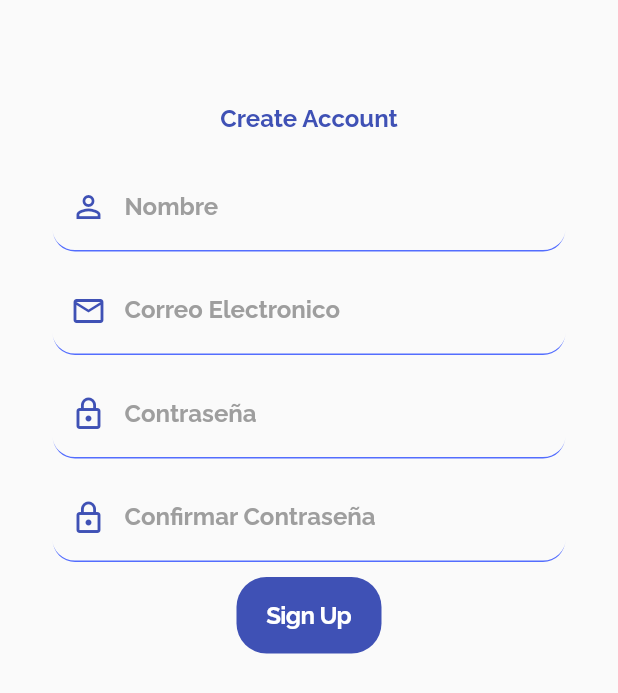
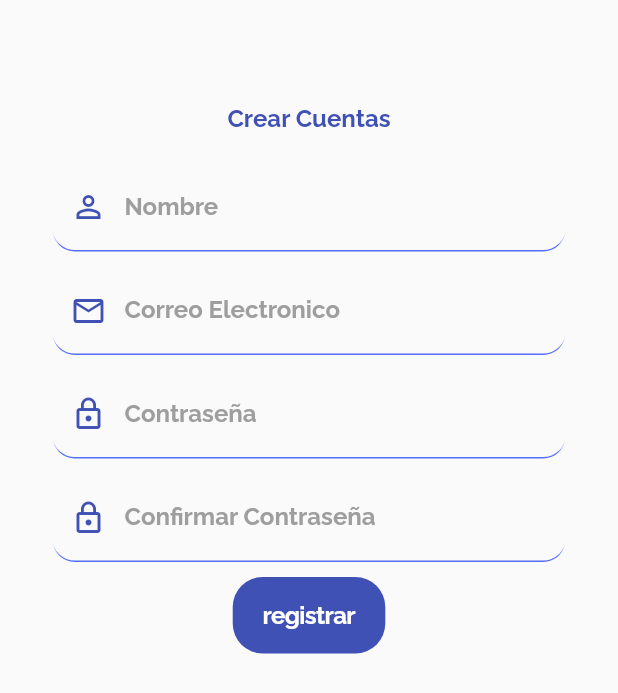
Before and after one commit to Gualbertokuchay/Proyecto-MVVM, a Flutter app: the RegisterPage screen opened by its route, on a phone screen of 412 x 824 dp. Shown: the part 281-974 px from the top of the screen. Run offline on Flutter 3.47's test engine with Material 2 defaults, Android fonts, the phone set to English and light mode, and no system bars.

Commit message:
first commit

```diff
--- a/lib/widgets/register_form.dart
+++ b/lib/widgets/register_form.dart
@@ -52,7 +52,7 @@ class _RegisterFormState extends State<RegisterForm> {
           crossAxisAlignment: CrossAxisAlignment.center,
           children: [
             const Text(
-              "Create Account",
+              "Crear Cuentas",
               style: style16indigo,
             ),
             const SizedBox20(),
@@ -86,7 +86,7 @@ class _RegisterFormState extends State<RegisterForm> {
                 borderRadius: const BorderRadius.all(Radius.circular(20)),
                 color: Colors.indigo,
                 child: const Text(
-                  'Sign Up',
+                  'registrar',
                   style: style16white,
                 ),
                 onPressed: () {
```
